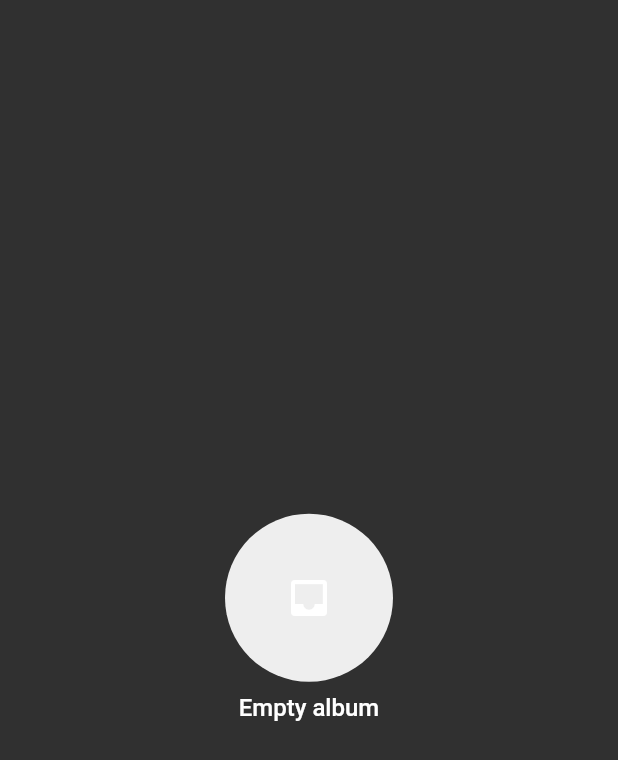
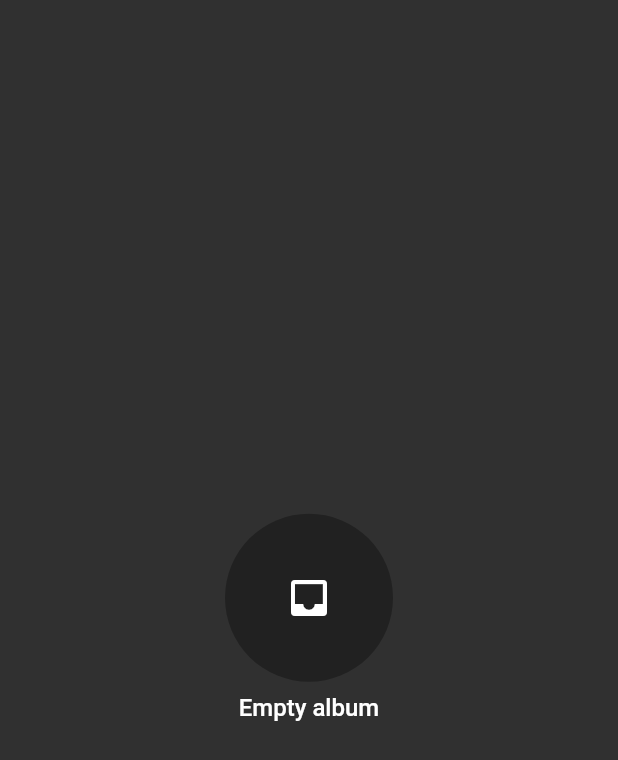
Before and after one commit to hoc081098/google_photos_gallery_test, a Flutter app: the MyEmptyWidget widget shown alone on an empty page, opened directly, on a phone screen of 412 x 824 dp. Shown: the top 760 px of the screen. Run offline on Flutter 3.47's test engine with Material 2 defaults, Android fonts, the phone set to English and light mode, and no system bars; our stand-ins replace cached_network_image, flutter_cache_manager, font_awesome_flutter, google_sign_in, image_gallery_saver, loading_indicator; missing offline and left inert: flutter_bloc_pattern, flutter_disposebag, flutter_provider, rxdart_ext, stream_loader.

Commit message:
add images [done]

```diff
--- a/lib/widgets/empty_widget.dart
+++ b/lib/widgets/empty_widget.dart
@@ -15,7 +15,7 @@ class MyEmptyWidget extends StatelessWidget {
         mainAxisSize: MainAxisSize.min,
         children: [
           Material(
-            color: Colors.grey[200],
+            color: Colors.grey[900],
             borderRadius: BorderRadius.circular(56),
             child: const SizedBox(
               height: 112,
```
Also changed, not shown: 7 other files.
